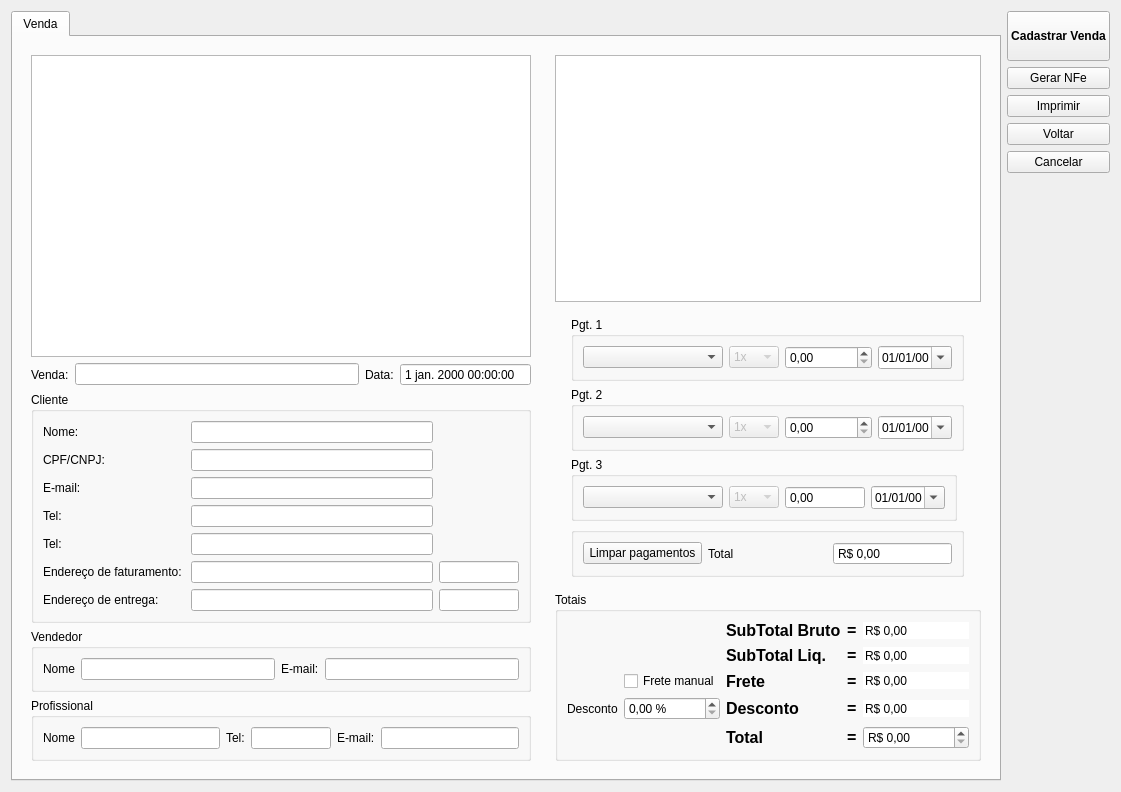
Before: the Qt Designer form ui/venda.ui in lellisls/ERP-STACCATO, drawn with Qt 5.
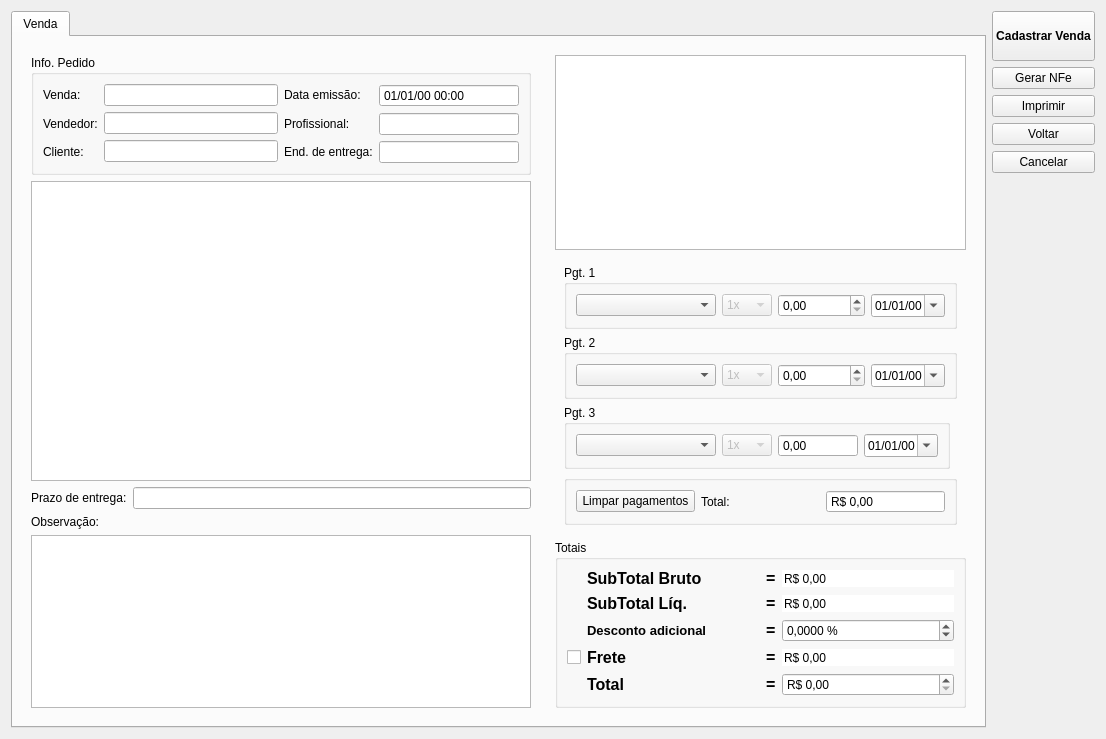
After: the same form once the commit is applied. Custom widgets are drawn as their Qt base class.

Diff of the .ui file:
```diff
--- a/ui/venda.ui
+++ b/ui/venda.ui
@@ -6,8 +6,8 @@
    <rect>
     <x>0</x>
     <y>0</y>
-    <width>1106</width>
-    <height>740</height>
+    <width>1086</width>
+    <height>739</height>
    </rect>
   </property>
   <property name="windowTitle">
@@ -26,7 +26,223 @@
       <attribute name="title">
        <string>Venda</string>
       </attribute>
-      <layout class="QGridLayout" name="gridLayout_8">
+      <layout class="QGridLayout" name="gridLayout_19">
+       <item row="0" column="0">
+        <widget class="QFrame" name="frameProdutos">
+         <property name="frameShape">
+          <enum>QFrame::NoFrame</enum>
+         </property>
+         <property name="frameShadow">
+          <enum>QFrame::Plain</enum>
+         </property>
+         <property name="lineWidth">
+          <number>0</number>
+         </property>
+         <layout class="QGridLayout" name="gridLayout_16">
+          <item row="1" column="0" colspan="3">
+           <widget class="QTableView" name="tableVenda">
+            <property name="sizePolicy">
+             <sizepolicy hsizetype="Expanding" vsizetype="Expanding">
+              <horstretch>0</horstretch>
+              <verstretch>0</verstretch>
+             </sizepolicy>
+            </property>
+            <property name="minimumSize">
+             <size>
+              <width>500</width>
+              <height>300</height>
+             </size>
+            </property>
+            <property name="editTriggers">
+             <set>QAbstractItemView::NoEditTriggers</set>
+            </property>
+            <property name="alternatingRowColors">
+             <bool>true</bool>
+            </property>
+            <property name="selectionMode">
+             <enum>QAbstractItemView::NoSelection</enum>
+            </property>
+            <attribute name="horizontalHeaderStretchLastSection">
+             <bool>false</bool>
+            </attribute>
+           </widget>
+          </item>
+          <item row="3" column="0">
+           <widget class="QLabel" name="labelPrazoEntrega">
+            <property name="sizePolicy">
+             <sizepolicy hsizetype="Fixed" vsizetype="Minimum">
+              <horstretch>0</horstretch>
+              <verstretch>0</verstretch>
+             </sizepolicy>
+            </property>
+            <property name="text">
+             <string>Prazo de entrega:</string>
+            </property>
+           </widget>
+          </item>
+          <item row="5" column="0" colspan="3">
+           <widget class="QTextEdit" name="textEdit">
+            <property name="sizePolicy">
+             <sizepolicy hsizetype="Preferred" vsizetype="Preferred">
+              <horstretch>0</horstretch>
+              <verstretch>0</verstretch>
+             </sizepolicy>
+            </property>
+           </widget>
+          </item>
+          <item row="3" column="1" colspan="2">
+           <widget class="QLineEdit" name="lineEditPrazoEntrega"/>
+          </item>
+          <item row="4" column="0">
+           <widget class="QLabel" name="labelEndereco_9">
+            <property name="sizePolicy">
+             <sizepolicy hsizetype="Fixed" vsizetype="Minimum">
+              <horstretch>0</horstretch>
+              <verstretch>0</verstretch>
+             </sizepolicy>
+            </property>
+            <property name="text">
+             <string>Observação:</string>
+            </property>
+           </widget>
+          </item>
+          <item row="0" column="0" colspan="3">
+           <widget class="QGroupBox" name="groupBox_9">
+            <property name="title">
+             <string>Info. Pedido</string>
+            </property>
+            <layout class="QGridLayout" name="gridLayout_8">
+             <item row="0" column="0">
+              <layout class="QHBoxLayout" name="horizontalLayout">
+               <item>
+                <layout class="QVBoxLayout" name="verticalLayout_6">
+                 <item>
+                  <widget class="QLabel" name="labelOrcamento">
+                   <property name="text">
+                    <string>Venda:</string>
+                   </property>
+                  </widget>
+                 </item>
+                 <item>
+                  <widget class="QLabel" name="labelVendedor">
+                   <property name="sizePolicy">
+                    <sizepolicy hsizetype="Fixed" vsizetype="Preferred">
+                     <horstretch>0</horstretch>
+                     <verstretch>0</verstretch>
+                    </sizepolicy>
+                   </property>
+                   <property name="text">
+                    <string>Vendedor:</string>
+                   </property>
+                  </widget>
+                 </item>
+                 <item>
+                  <widget class="QLabel" name="labelCliente">
+                   <property name="text">
+                    <string>Cliente:</string>
+                   </property>
+                  </widget>
+                 </item>
+                </layout>
+               </item>
+               <item>
+                <layout class="QVBoxLayout" name="verticalLayout_4">
+                 <item>
+                  <widget class="QLineEdit" name="lineEditVenda">
+                   <property name="toolTip">
+                    <string>&lt;html&gt;&lt;head/&gt;&lt;body&gt;&lt;p&gt;&lt;span style=&quot; font-weight:600;&quot;&gt;Código de Orçamento:&lt;/span&gt;&lt;/p&gt;&lt;p&gt;O código de orçamento é composto de:&lt;/p&gt;&lt;p&gt; * Sigla da loja &lt;/p&gt;&lt;p&gt; * Sigla do Vendedor&lt;/p&gt;&lt;p&gt; * Data (AAAAMMDD)&lt;/p&gt;&lt;p&gt; * Numero de Sequência (Hexadecimal) de 3 dígitos&lt;/p&gt;&lt;/body&gt;&lt;/html&gt;</string>
+                   </property>
+                   <property name="readOnly">
+                    <bool>true</bool>
+                   </property>
+                  </widget>
+                 </item>
+                 <item>
+                  <widget class="ItemBox" name="itemBoxVendedor_2"/>
+                 </item>
+                 <item>
+                  <widget class="ItemBox" name="itemBoxCliente_2"/>
+                 </item>
+                </layout>
+               </item>
+              </layout>
+             </item>
+             <item row="0" column="1">
+              <layout class="QHBoxLayout" name="horizontalLayout_2">
+               <item>
+                <layout class="QVBoxLayout" name="verticalLayout_7">
+                 <item>
+                  <widget class="QLabel" name="labelDateTime">
+                   <property name="text">
+                    <string>Data emissão:</string>
+                   </property>
+                  </widget>
+                 </item>
+                 <item>
+                  <widget class="QLabel" name="labelProfissional">
+                   <property name="sizePolicy">
+                    <sizepolicy hsizetype="Fixed" vsizetype="Preferred">
+                     <horstretch>0</horstretch>
+                     <verstretch>0</verstretch>
+                    </sizepolicy>
+                   </property>
+                   <property name="text">
+                    <string>Profissional:</string>
+                   </property>
+                  </widget>
+                 </item>
+                 <item>
+                  <widget class="QLabel" name="labelEndereco_3">
+                   <property name="sizePolicy">
+                    <sizepolicy hsizetype="Fixed" vsizetype="Preferred">
+                     <horstretch>0</horstretch>
+                     <verstretch>0</verstretch>
+                    </sizepolicy>
+                   </property>
+                   <property name="text">
+                    <string>End. de entrega:</string>
+                   </property>
+                  </widget>
+                 </item>
+                </layout>
+               </item>
+               <item>
+                <layout class="QGridLayout" name="gridLayout_18">
+                 <item row="0" column="0">
+                  <widget class="QDateTimeEdit" name="dateTimeEdit_2">
+                   <property name="toolTip">
+                    <string>&lt;html&gt;&lt;head/&gt;&lt;body&gt;&lt;p&gt;Data/hora em que o orçamento foi criado pela primeira vez&lt;/p&gt;&lt;/body&gt;&lt;/html&gt;</string>
+                   </property>
+                   <property name="readOnly">
+                    <bool>true</bool>
+                   </property>
+                   <property name="buttonSymbols">
+                    <enum>QAbstractSpinBox::NoButtons</enum>
+                   </property>
+                   <property name="displayFormat">
+                    <string>dd/MM/yy hh:mm</string>
+                   </property>
+                   <property name="calendarPopup">
+                    <bool>false</bool>
+                   </property>
+                  </widget>
+                 </item>
+                 <item row="1" column="0">
+                  <widget class="ItemBox" name="itemBoxProfissional_2"/>
+                 </item>
+                 <item row="2" column="0">
+                  <widget class="ItemBox" name="itemBoxEndereco"/>
+                 </item>
+                </layout>
+               </item>
+              </layout>
+             </item>
+            </layout>
+           </widget>
+          </item>
+         </layout>
+        </widget>
+       </item>
        <item row="0" column="1">
         <widget class="QFrame" name="framePagamentos">
          <property name="sizePolicy">
@@ -462,7 +678,7 @@
                 <item row="0" column="2">
                  <widget class="QLabel" name="labelRestante">
                   <property name="text">
-                   <string>Total</string>
+                   <string>Total:</string>
                   </property>
                  </widget>
                 </item>
@@ -544,11 +760,11 @@
             <property name="title">
              <string>Totais</string>
             </property>
-            <layout class="QGridLayout" name="gridLayout_6">
-             <item row="1" column="0">
-              <layout class="QGridLayout" name="gridLayout_2">
-               <item row="1" column="4">
-                <widget class="QLabel" name="labelDescontoRS_2">
+            <layout class="QGridLayout" name="gridLayout_2">
+             <item row="0" column="0">
+              <layout class="QGridLayout" name="gridLayout_6">
+               <item row="0" column="1">
+                <widget class="QLabel" name="labelSubTotalBruto">
                  <property name="font">
                   <font>
                    <pointsize>12</pointsize>
@@ -557,32 +773,97 @@
                   </font>
                  </property>
                  <property name="text">
-                  <string>SubTotal Liq.</string>
+                  <string>SubTotal Bruto</string>
                  </property>
                  <property name="alignment">
                   <set>Qt::AlignLeading|Qt::AlignLeft|Qt::AlignVCenter</set>
                  </property>
                 </widget>
                </item>
-               <item row="4" column="0">
-                <widget class="QLabel" name="label_26">
+               <item row="0" column="2">
+                <widget class="QLabel" name="label_7">
+                 <property name="sizePolicy">
+                  <sizepolicy hsizetype="Fixed" vsizetype="Preferred">
+                   <horstretch>0</horstretch>
+                   <verstretch>0</verstretch>
+                  </sizepolicy>
+                 </property>
+                 <property name="font">
+                  <font>
+                   <pointsize>12</pointsize>
+                   <weight>75</weight>
+                   <bold>true</bold>
+                  </font>
+                 </property>
                  <property name="text">
-                  <string>Desconto</string>
+                  <string>=</string>
                  </property>
                 </widget>
                </item>
-               <item row="3" column="2">
-                <widget class="QCheckBox" name="checkBoxFreteManual">
+               <item row="0" column="3">
+                <widget class="QDoubleSpinBox" name="doubleSpinBoxSubTotalBruto">
                  <property name="toolTip">
                   <string>&lt;html&gt;&lt;head/&gt;&lt;body&gt;&lt;p&gt;Aperte para habilitar a edição manual do frete.&lt;/p&gt;&lt;/body&gt;&lt;/html&gt;</string>
                  </property>
+                 <property name="frame">
+                  <bool>false</bool>
+                 </property>
+                 <property name="readOnly">
+                  <bool>true</bool>
+                 </property>
+                 <property name="buttonSymbols">
+                  <enum>QAbstractSpinBox::NoButtons</enum>
+                 </property>
+                 <property name="correctionMode">
+                  <enum>QAbstractSpinBox::CorrectToNearestValue</enum>
+                 </property>
+                 <property name="keyboardTracking">
+                  <bool>false</bool>
+                 </property>
+                 <property name="showGroupSeparator" stdset="0">
+                  <bool>true</bool>
+                 </property>
+                 <property name="prefix">
+                  <string>R$ </string>
+                 </property>
+                 <property name="maximum">
+                  <double>9999999.000000000000000</double>
+                 </property>
+                </widget>
+               </item>
+               <item row="1" column="1">
+                <widget class="QLabel" name="labelSubTotalLiq">
+                 <property name="font">
+                  <font>
+                   <pointsize>12</pointsize>
+                   <weight>75</weight>
+                   <bold>true</bold>
+                  </font>
+                 </property>
                  <property name="text">
-                  <string>Frete manual</string>
+                  <string>SubTotal Líq.</string>
                  </property>
+                 <property name="alignment">
+                  <set>Qt::AlignLeading|Qt::AlignLeft|Qt::AlignVCenter</set>
+                 </property>
                 </widget>
                </item>
-               <item row="1" column="7">
-                <widget class="QDoubleSpinBox" name="doubleSpinBoxTotal">
+               <item row="1" column="2">
+                <widget class="QLabel" name="label_8">
+                 <property name="font">
+                  <font>
+                   <pointsize>12</pointsize>
+                   <weight>75</weight>
+                   <bold>true</bold>
+                  </font>
+                 </property>
+                 <property name="text">
+                  <string>=</string>
+                 </property>
+                </widget>
+               </item>
+               <item row="1" column="3">
+                <widget class="QDoubleSpinBox" name="doubleSpinBoxSubTotalLiq">
                  <property name="toolTip">
                   <string>&lt;html&gt;&lt;head/&gt;&lt;body&gt;&lt;p&gt;Sub-total liq. do orçamento é o subtotal dos itens com desconto&lt;/p&gt;&lt;/body&gt;&lt;/html&gt;</string>
                  </property>
@@ -612,8 +893,48 @@
                  </property>
                 </widget>
                </item>
-               <item row="4" column="2">
+               <item row="2" column="1">
+                <widget class="QLabel" name="labelDescontoAdicional">
+                 <property name="font">
+                  <font>
+                   <pointsize>10</pointsize>
+                   <weight>75</weight>
+                   <bold>true</bold>
+                  </font>
+                 </property>
+                 <property name="text">
+                  <string>Desconto adicional</string>
+                 </property>
+                </widget>
+               </item>
+               <item row="2" column="2">
+                <widget class="QLabel" name="label_12">
+                 <property name="font">
+                  <font>
+                   <pointsize>12</pointsize>
+                   <weight>75</weight>
+                   <bold>true</bold>
+                  </font>
+                 </property>
+                 <property name="text">
+                  <string>=</string>
+                 </property>
+                </widget>
+               </item>
+               <item row="2" column="3">
                 <widget class="QDoubleSpinBox" name="doubleSpinBoxDescontoGlobal">
+                 <property name="sizePolicy">
+                  <sizepolicy hsizetype="Preferred" vsizetype="Fixed">
+                   <horstretch>0</horstretch>
+                   <verstretch>0</verstretch>
+                  </sizepolicy>
+                 </property>
+                 <property name="minimumSize">
+                  <size>
+                   <width>150</width>
+                   <height>0</height>
+                  </size>
+                 </property>
                  <property name="toolTip">
                   <string>&lt;html&gt;&lt;head/&gt;&lt;body&gt;&lt;p&gt;Desconto percentual sobree todo o orçamento.&lt;/p&gt;&lt;/body&gt;&lt;/html&gt;</string>
                  </property>
@@ -621,141 +942,40 @@
                   <string> %</string>
                  </property>
                  <property name="decimals">
-                  <number>2</number>
+                  <number>4</number>
                  </property>
+                 <property name="minimum">
+                  <double>-100.000000000000000</double>
+                 </property>
                  <property name="maximum">
-                  <double>99.000000000000000</double>
+                  <double>100.000000000000000</double>
                  </property>
                 </widget>
                </item>
-               <item row="5" column="6">
-                <widget class="QLabel" name="label_4">
-                 <property name="font">
-                  <font>
-                   <pointsize>12</pointsize>
-                   <weight>75</weight>
-                   <bold>true</bold>
-                  </font>
+               <item row="3" column="0">
+                <widget class="QCheckBox" name="checkBoxFreteManual">
+                 <property name="sizePolicy">
+                  <sizepolicy hsizetype="Fixed" vsizetype="Fixed">
+                   <horstretch>0</horstretch>
+                   <verstretch>0</verstretch>
+                  </sizepolicy>
                  </property>
-                 <property name="text">
-                  <string>=</string>
-                 </property>
-                </widget>
-               </item>
-               <item row="4" column="7">
-                <widget class="QDoubleSpinBox" name="doubleSpinBoxDescontoRS">
                  <property name="toolTip">
                   <string>&lt;html&gt;&lt;head/&gt;&lt;body&gt;&lt;p&gt;Valor do desconto em Reais&lt;/p&gt;&lt;/body&gt;&lt;/html&gt;</string>
                  </property>
-                 <property name="frame">
-                  <bool>false</bool>
-                 </property>
-                 <property name="readOnly">
-                  <bool>true</bool>
-                 </property>
-                 <property name="buttonSymbols">
-                  <enum>QAbstractSpinBox::NoButtons</enum>
-                 </property>
-                 <property name="correctionMode">
-                  <enum>QAbstractSpinBox::CorrectToNearestValue</enum>
-                 </property>
-                 <property name="keyboardTracking">
-                  <bool>false</bool>
-                 </property>
-                 <property name="showGroupSeparator" stdset="0">
-                  <bool>true</bool>
-                 </property>
-                 <property name="prefix">
-                  <string>R$ </string>
-                 </property>
-                 <property name="maximum">
-                  <double>9999999.000000000000000</double>
-                 </property>
-                </widget>
-               </item>
-               <item row="5" column="7">
-                <widget class="QDoubleSpinBox" name="doubleSpinBoxFinal">
-                 <property name="toolTip">
-                  <string>&lt;html&gt;&lt;head/&gt;&lt;body&gt;&lt;p&gt;Valor total do orçamento, com desconto final.&lt;/p&gt;&lt;/body&gt;&lt;/html&gt;</string>
-                 </property>
-                 <property name="wrapping">
-                  <bool>false</bool>
-                 </property>
-                 <property name="correctionMode">
-                  <enum>QAbstractSpinBox::CorrectToNearestValue</enum>
-                 </property>
-                 <property name="showGroupSeparator" stdset="0">
-                  <bool>true</bool>
-                 </property>
-                 <property name="prefix">
-                  <string>R$ </string>
-                 </property>
-                 <property name="maximum">
-                  <double>9999999.000000000000000</double>
-                 </property>
-                </widget>
-               </item>
-               <item row="4" column="6">
-                <widget class="QLabel" name="label_11">
-                 <property name="font">
-                  <font>
-                   <pointsize>12</pointsize>
-                   <weight>75</weight>
-                   <bold>true</bold>
-                  </font>
-                 </property>
                  <property name="text">
-                  <string>=</string>
+                  <string/>
                  </property>
                 </widget>
                </item>
-               <item row="5" column="4">
-                <widget class="QLabel" name="label_15">
-                 <property name="font">
-                  <font>
-                   <pointsize>12</pointsize>
-                   <weight>75</weight>
-                   <bold>true</bold>
-                  </font>
+               <item row="3" column="1">
+                <widget class="QLabel" name="labelFrete">
+                 <property name="sizePolicy">
+                  <sizepolicy hsizetype="Preferred" vsizetype="Preferred">
+                   <horstretch>0</horstretch>
+                   <verstretch>0</verstretch>
+                  </sizepolicy>
                  </property>
-                 <property name="text">
-                  <string>Total</string>
-                 </property>
-                 <property name="alignment">
-                  <set>Qt::AlignLeading|Qt::AlignLeft|Qt::AlignVCenter</set>
-                 </property>
-                </widget>
-               </item>
-               <item row="1" column="6">
-                <widget class="QLabel" name="label_5">
-                 <property name="font">
-                  <font>
-                   <pointsize>12</pointsize>
-                   <weight>75</weight>
-                   <bold>true</bold>
-                  </font>
-                 </property>
-                 <property name="text">
-                  <string>=</string>
-                 </property>
-                </widget>
-               </item>
-               <item row="4" column="4">
-                <widget class="QLabel" name="labelDescontoRS">
-                 <property name="font">
-                  <font>
-                   <pointsize>12</pointsize>
-                   <weight>75</weight>
-                   <bold>true</bold>
-                  </font>
-                 </property>
-                 <property name="text">
-                  <string>Desconto</string>
-                 </property>
-                </widget>
-               </item>
-               <item row="3" column="4">
-                <widget class="QLabel" name="label_16">
                  <property name="font">
                   <font>
                    <pointsize>12</pointsize>
@@ -771,8 +991,8 @@
                  </property>
                 </widget>
                </item>
-               <item row="3" column="6">
-                <widget class="QLabel" name="label_3">
+               <item row="3" column="2">
+                <widget class="QLabel" name="label_9">
                  <property name="font">
                   <font>
                    <pointsize>12</pointsize>
@@ -785,69 +1005,7 @@
                  </property>
                 </widget>
                </item>
-               <item row="0" column="4">
-                <widget class="QLabel" name="labelDescontoRS_3">
-                 <property name="font">
-                  <font>
-                   <pointsize>12</pointsize>
-                   <weight>75</weight>
-                   <bold>true</bold>
-                  </font>
-                 </property>
-                 <property name="text">
-                  <string>SubTotal Bruto</string>
-                 </property>
-                 <property name="alignment">
-                  <set>Qt::AlignLeading|Qt::AlignLeft|Qt::AlignVCenter</set>
-                 </property>
-                </widget>
-               </item>
-               <item row="0" column="6">
-                <widget class="QLabel" name="label_6">
-                 <property name="font">
-                  <font>
-                   <pointsize>12</pointsize>
-                   <weight>75</weight>
-                   <bold>true</bold>
-                  </font>
-                 </property>
-                 <property name="text">
-                  <string>=</string>
-                 </property>
-                </widget>
-               </item>
-               <item row="0" column="7">
-                <widget class="QDoubleSpinBox" name="doubleSpinBoxSubTotalBruto">
-                 <property name="toolTip">
-                  <string>&lt;html&gt;&lt;head/&gt;&lt;body&gt;&lt;p&gt;Sub-total bruto é o total do valor dos itens, &lt;span style=&quot; font-weight:600;&quot;&gt;sem nenhum desconto&lt;/span&gt;.&lt;/p&gt;&lt;/body&gt;&lt;/html&gt;</string>
-                 </property>
-                 <property name="frame">
-                  <bool>false</bool>
-                 </property>
-                 <property name="readOnly">
-                  <bool>true</bool>
-                 </property>
-                 <property name="buttonSymbols">
-                  <enum>QAbstractSpinBox::NoButtons</enum>
-                 </property>
-                 <property name="correctionMode">
-                  <enum>QAbstractSpinBox::CorrectToNearestValue</enum>
-                 </property>
-                 <property name="keyboardTracking">
-                  <bool>false</bool>
-                 </property>
-                 <property name="showGroupSeparator" stdset="0">
-                  <bool>true</bool>
-                 </property>
-                 <property name="prefix">
-                  <string>R$ </string>
-                 </property>
-                 <property name="maximum">
-                  <double>9999999.000000000000000</double>
-                 </property>
-                </widget>
-               </item>
-               <item row="3" column="7">
+               <item row="3" column="3">
                 <widget class="QDoubleSpinBox" name="doubleSpinBoxFrete">
                  <property name="toolTip">
                   <string>&lt;html&gt;&lt;head/&gt;&lt;body&gt;&lt;p&gt;Valor total do orçamento, com desconto final.&lt;/p&gt;&lt;/body&gt;&lt;/html&gt;</string>
@@ -878,6 +1036,59 @@
                  </property>
                 </widget>
                </item>
+               <item row="4" column="1">
+                <widget class="QLabel" name="labelTotal">
+                 <property name="font">
+                  <font>
+                   <pointsize>12</pointsize>
+                   <weight>75</weight>
+                   <bold>true</bold>
+                  </font>
+                 </property>
+                 <property name="text">
+                  <string>Total</string>
+                 </property>
+                 <property name="alignment">
+                  <set>Qt::AlignLeading|Qt::AlignLeft|Qt::AlignVCenter</set>
+                 </property>
+                </widget>
+               </item>
+               <item row="4" column="2">
+                <widget class="QLabel" name="label_10">
+                 <property name="font">
+                  <font>
+                   <pointsize>12</pointsize>
+                   <weight>75</weight>
+                   <bold>true</bold>
+                  </font>
+                 </property>
+                 <property name="text">
+                  <string>=</string>
+                 </property>
+                </widget>
+               </item>
+               <item row="4" column="3">
+                <widget class="QDoubleSpinBox" name="doubleSpinBoxTotal">
+                 <property name="toolTip">
+                  <string>&lt;html&gt;&lt;head/&gt;&lt;body&gt;&lt;p&gt;Valor total do orçamento, com desconto final.&lt;/p&gt;&lt;/body&gt;&lt;/html&gt;</string>
+                 </property>
+                 <property name="wrapping">
+                  <bool>false</bool>
+                 </property>
+                 <property name="correctionMode">
+                  <enum>QAbstractSpinBox::CorrectToNearestValue</enum>
+                 </property>
+                 <property name="showGroupSeparator" stdset="0">
+                  <bool>true</bool>
+                 </property>
+                 <property name="prefix">
+                  <string>R$ </string>
+                 </property>
+                 <property name="maximum">
+                  <double>9999999.000000000000000</double>
+                 </property>
+                </widget>
+               </item>
               </layout>
              </item>
             </layout>
@@ -886,337 +1097,6 @@
          </layout>
         </widget>
        </item>
-       <item row="0" column="0">
-        <widget class="QFrame" name="frameProdutos">
-         <property name="frameShape">
-          <enum>QFrame::NoFrame</enum>
-         </property>
-         <property name="frameShadow">
-          <enum>QFrame::Plain</enum>
-         </property>
-         <property name="lineWidth">
-          <number>0</number>
-         </property>
-         <layout class="QGridLayout" name="gridLayout_16">
-          <item row="3" column="0" colspan="4">
-           <widget class="QGroupBox" name="groupBox_6">
-            <property name="title">
-             <string>Cliente</string>
-            </property>
-            <layout class="QGridLayout" name="gridLayout_17">
-             <item row="0" column="0">
-              <widget class="QLabel" name="labelEndereco_7">
-               <property name="sizePolicy">
-                <sizepolicy hsizetype="Fixed" vsizetype="Minimum">
-                 <horstretch>0</horstretch>
-                 <verstretch>0</verstretch>
-                </sizepolicy>
-               </property>
-               <property name="text">
-                <string>Nome:</string>
-               </property>
-              </widget>
-             </item>
-             <item row="0" column="1">
-              <widget class="QLineEdit" name="itemBoxCliente"/>
-             </item>
-             <item row="1" column="0">
-              <widget class="QLabel" name="labelEndereco_12">
-               <property name="sizePolicy">
-                <sizepolicy hsizetype="Fixed" vsizetype="Minimum">
-                 <horstretch>0</horstretch>
-                 <verstretch>0</verstretch>
-                </sizepolicy>
-               </property>
-               <property name="text">
-                <string>CPF/CNPJ:</string>
-               </property>
-              </widget>
-             </item>
-             <item row="1" column="1">
-              <widget class="QLineEdit" name="itemBoxCPFCNPJ"/>
-             </item>
-             <item row="2" column="0">
-              <widget class="QLabel" name="labelEndereco_13">
-               <property name="sizePolicy">
-                <sizepolicy hsizetype="Fixed" vsizetype="Minimum">
-                 <horstretch>0</horstretch>
-                 <verstretch>0</verstretch>
-                </sizepolicy>
-               </property>
-               <property name="text">
-                <string>E-mail:</string>
-               </property>
-              </widget>
-             </item>
-             <item row="2" column="1">
-              <widget class="QLineEdit" name="itemBoxEmailCliente"/>
-             </item>
-             <item row="3" column="0">
-              <widget class="QLabel" name="labelEndereco_14">
-               <property name="sizePolicy">
-                <sizepolicy hsizetype="Fixed" vsizetype="Minimum">
-                 <horstretch>0</horstretch>
-                 <verstretch>0</verstretch>
-                </sizepolicy>
-               </property>
-               <property name="text">
-                <string>Tel:</string>
-               </property>
-              </widget>
-             </item>
-             <item row="3" column="1">
-              <widget class="QLineEdit" name="itemBoxTel1Cliente"/>
-             </item>
-             <item row="4" column="0">
-              <widget class="QLabel" name="labelEndereco_15">
-               <property name="sizePolicy">
-                <sizepolicy hsizetype="Fixed" vsizetype="Minimum">
-                 <horstretch>0</horstretch>
-                 <verstretch>0</verstretch>
-                </sizepolicy>
-               </property>
-               <property name="text">
-                <string>Tel:</string>
-               </property>
-              </widget>
-             </item>
-             <item row="4" column="1">
-              <widget class="QLineEdit" name="itemBoxTel2Cliente"/>
-             </item>
-             <item row="5" column="0">
-              <widget class="QLabel" name="labelEndereco_2">
-               <property name="sizePolicy">
-                <sizepolicy hsizetype="Fixed" vsizetype="Preferred">
-                 <horstretch>0</horstretch>
-                 <verstretch>0</verstretch>
-                </sizepolicy>
-               </property>
-               <property name="text">
-                <string>Endereço de faturamento: </string>
-               </property>
-              </widget>
-             </item>
-             <item row="5" column="1">
-              <widget class="ItemBox" name="itemBoxEnderecoFat"/>
-             </item>
-             <item row="5" column="2">
-              <widget class="QLineEdit" name="itemBoxEnderecoFatCEP">
-               <property name="maximumSize">
-                <size>
-                 <width>80</width>
-                 <height>16777215</height>
-                </size>
-               </property>
-              </widget>
-             </item>
-             <item row="6" column="0">
-              <widget class="QLabel" name="labelEndereco">
-               <property name="sizePolicy">
-                <sizepolicy hsizetype="Fixed" vsizetype="Minimum">
-                 <horstretch>0</horstretch>
-                 <verstretch>0</verstretch>
-                </sizepolicy>
-               </property>
-               <property name="text">
-                <string>Endereço de entrega: </string>
-               </property>
-              </widget>
-             </item>
-             <item row="6" column="1">
-              <widget class="ItemBox" name="itemBoxEnderecoEnt"/>
-             </item>
-             <item row="6" column="2">
-              <widget class="QLineEdit" name="itemBoxEnderecoEntCEP">
-               <property name="maximumSize">
-                <size>
-                 <width>80</width>
-                 <height>16777215</height>
-                </size>
-               </property>
-              </widget>
-             </item>
-            </layout>
-           </widget>
-          </item>
-          <item row="4" column="0" colspan="4">
-           <widget class="QGroupBox" name="groupBox_7">
-            <property name="title">
-             <string>Vendedor</string>
-            </property>
-            <layout class="QGridLayout" name="gridLayout_10">
-             <item row="0" column="0">
-              <widget class="QLabel" name="labelEndereco_6">
-               <property name="sizePolicy">
-                <sizepolicy hsizetype="Fixed" vsizetype="Minimum">
-                 <horstretch>0</horstretch>
-                 <verstretch>0</verstretch>
-                </sizepolicy>
-               </property>
-               <property name="text">
-                <string>Nome</string>
-               </property>
-              </widget>
-             </item>
-             <item row="0" column="1">
-              <widget class="QLineEdit" name="itemBoxVendedor"/>
-             </item>
-             <item row="0" column="2">
-              <widget class="QLabel" name="labelEndereco_18">
-               <property name="sizePolicy">
-                <sizepolicy hsizetype="Fixed" vsizetype="Minimum">
-                 <horstretch>0</horstretch>
-                 <verstretch>0</verstretch>
-                </sizepolicy>
-               </property>
-               <property name="text">
-                <string>E-mail:</string>
-               </property>
-              </widget>
-             </item>
-             <item row="0" column="3">
-              <widget class="QLineEdit" name="itemBoxEmailVendedor"/>
-             </item>
-            </layout>
-           </widget>
-          </item>
-          <item row="5" column="0" colspan="4">
-           <widget class="QGroupBox" name="groupBox_8">
-            <property name="title">
-             <string>Profissional</string>
-            </property>
-            <layout class="QGridLayout" name="gridLayout_15">
-             <item row="0" column="0">
-              <widget class="QLabel" name="labelEndereco_5">
-               <property name="sizePolicy">
-                <sizepolicy hsizetype="Fixed" vsizetype="Minimum">
-                 <horstretch>0</horstretch>
-                 <verstretch>0</verstretch>
-                </sizepolicy>
-               </property>
-               <property name="text">
-                <string>Nome</string>
-               </property>
-              </widget>
-             </item>
-             <item row="0" column="1">
-              <widget class="QLineEdit" name="itemBoxProfissional"/>
-             </item>
-             <item row="0" column="2">
-              <widget class="QLabel" name="labelEndereco_16">
-               <property name="sizePolicy">
-                <sizepolicy hsizetype="Fixed" vsizetype="Minimum">
-                 <horstretch>0</horstretch>
-                 <verstretch>0</verstretch>
-                </sizepolicy>
-               </property>
-               <property name="text">
-                <string>Tel:</string>
-               </property>
-              </widget>
-             </item>
-             <item row="0" column="3">
-              <widget class="QLineEdit" name="itemBoxTelProfissional">
-               <property name="maximumSize">
-                <size>
-                 <width>80</width>
-                 <height>16777215</height>
-                </size>
-               </property>
-              </widget>
-             </item>
-             <item row="0" column="4">
-              <widget class="QLabel" name="labelEndereco_17">
-               <property name="sizePolicy">
-                <sizepolicy hsizetype="Fixed" vsizetype="Minimum">
-                 <horstretch>0</horstretch>
-                 <verstretch>0</verstretch>
-                </sizepolicy>
-               </property>
-               <property name="text">
-                <string>E-mail:</string>
-               </property>
-              </widget>
-             </item>
-             <item row="0" column="5">
-              <widget class="QLineEdit" name="itemBoxEmailProfissional"/>
-             </item>
-            </layout>
-           </widget>
-          </item>
-          <item row="0" column="0" colspan="4">
-           <widget class="QTableView" name="tableVenda">
-            <property name="sizePolicy">
-             <sizepolicy hsizetype="Expanding" vsizetype="Expanding">
-              <horstretch>0</horstretch>
-              <verstretch>0</verstretch>
-             </sizepolicy>
-            </property>
-            <property name="minimumSize">
-             <size>
-              <width>500</width>
-              <height>300</height>
-             </size>
-            </property>
-            <property name="editTriggers">
-             <set>QAbstractItemView::NoEditTriggers</set>
-            </property>
-            <property name="alternatingRowColors">
-             <bool>true</bool>
-            </property>
-            <property name="selectionMode">
-             <enum>QAbstractItemView::NoSelection</enum>
-            </property>
-            <attribute name="horizontalHeaderStretchLastSection">
-             <bool>false</bool>
-            </attribute>
-           </widget>
-          </item>
-          <item row="2" column="0">
-           <widget class="QLabel" name="labelEndereco_8">
-            <property name="sizePolicy">
-             <sizepolicy hsizetype="Fixed" vsizetype="Minimum">
-              <horstretch>0</horstretch>
-              <verstretch>0</verstretch>
-             </sizepolicy>
-            </property>
-            <property name="text">
-             <string>Venda:</string>
-            </property>
-           </widget>
-          </item>
-          <item row="2" column="1">
-           <widget class="QLineEdit" name="itemBoxVenda"/>
-          </item>
-          <item row="2" column="2">
-           <widget class="QLabel" name="labelEndereco_11">
-            <property name="sizePolicy">
-             <sizepolicy hsizetype="Fixed" vsizetype="Minimum">
-              <horstretch>0</horstretch>
-              <verstretch>0</verstretch>
-             </sizepolicy>
-            </property>
-            <property name="text">
-             <string>Data:</string>
-            </property>
-           </widget>
-          </item>
-          <item row="2" column="3">
-           <widget class="QDateTimeEdit" name="dateTimeEdit">
-            <property name="wrapping">
-             <bool>false</bool>
-            </property>
-            <property name="readOnly">
-             <bool>true</bool>
-            </property>
-            <property name="buttonSymbols">
-             <enum>QAbstractSpinBox::NoButtons</enum>
-            </property>
-           </widget>
-          </item>
-         </layout>
-        </widget>
-       </item>
       </layout>
      </widget>
     </widget>
```
Left out of the diff: 15 changed lines with no effect on the pictures.
